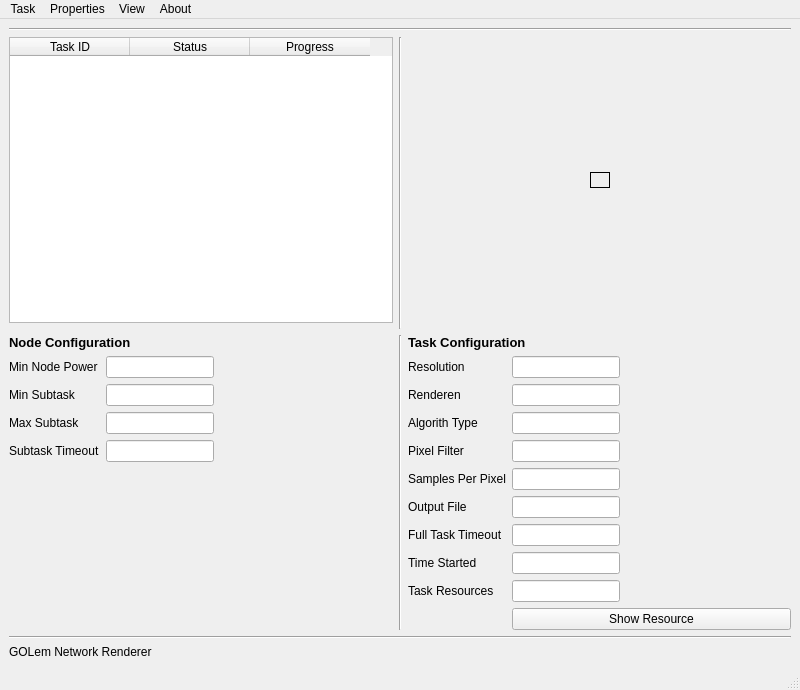
Old version of the form poc/golemPy/examples/gnr/ui/MainWindow.ui in the repository golemfactory/clay.
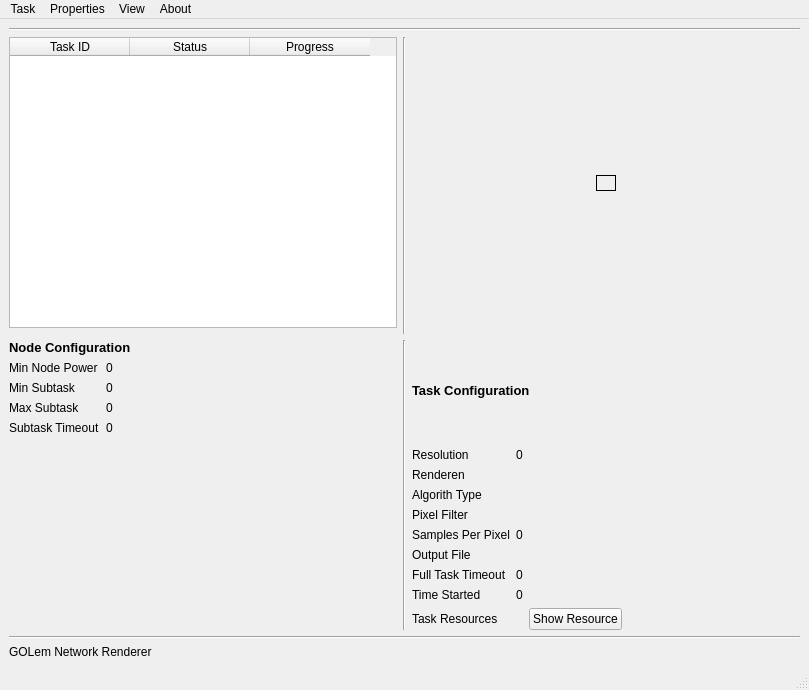
New version of the form.

Commit message: -rejestrowanie danych dla gui.

Diff of the .ui file:
```diff
--- a/poc/golemPy/examples/gnr/ui/MainWindow.ui
+++ b/poc/golemPy/examples/gnr/ui/MainWindow.ui
@@ -6,7 +6,7 @@
    <rect>
     <x>0</x>
     <y>0</y>
-    <width>800</width>
+    <width>809</width>
     <height>690</height>
    </rect>
   </property>
@@ -159,22 +159,6 @@
             </property>
            </widget>
           </item>
-          <item row="0" column="1">
-           <widget class="QLineEdit" name="resolution">
-            <property name="enabled">
-             <bool>true</bool>
-            </property>
-            <property name="sizePolicy">
-             <sizepolicy hsizetype="Fixed" vsizetype="Fixed">
-              <horstretch>0</horstretch>
-              <verstretch>0</verstretch>
-             </sizepolicy>
-            </property>
-            <property name="readOnly">
-             <bool>true</bool>
-            </property>
-           </widget>
-          </item>
           <item row="1" column="0">
            <widget class="QLabel" name="label_8">
             <property name="text">
@@ -182,22 +166,6 @@
             </property>
            </widget>
           </item>
-          <item row="1" column="1">
-           <widget class="QLineEdit" name="renderer">
-            <property name="enabled">
-             <bool>true</bool>
-            </property>
-            <property name="sizePolicy">
-             <sizepolicy hsizetype="Fixed" vsizetype="Fixed">
-              <horstretch>0</horstretch>
-              <verstretch>0</verstretch>
-             </sizepolicy>
-            </property>
-            <property name="readOnly">
-             <bool>true</bool>
-            </property>
-           </widget>
-          </item>
           <item row="2" column="0">
            <widget class="QLabel" name="label_9">
             <property name="text">
@@ -205,22 +173,6 @@
             </property>
            </widget>
           </item>
-          <item row="2" column="1">
-           <widget class="QLineEdit" name="algorithType">
-            <property name="enabled">
-             <bool>true</bool>
-            </property>
-            <property name="sizePolicy">
-             <sizepolicy hsizetype="Fixed" vsizetype="Fixed">
-              <horstretch>0</horstretch>
-              <verstretch>0</verstretch>
-             </sizepolicy>
-            </property>
-            <property name="readOnly">
-             <bool>true</bool>
-            </property>
-           </widget>
-          </item>
           <item row="3" column="0">
            <widget class="QLabel" name="label_10">
             <property name="text">
@@ -228,22 +180,6 @@
             </property>
            </widget>
           </item>
-          <item row="3" column="1">
-           <widget class="QLineEdit" name="pixelFilter">
-            <property name="enabled">
-             <bool>true</bool>
-            </property>
-            <property name="sizePolicy">
-             <sizepolicy hsizetype="Fixed" vsizetype="Fixed">
-              <horstretch>0</horstretch>
-              <verstretch>0</verstretch>
-             </sizepolicy>
-            </property>
-            <property name="readOnly">
-             <bool>true</bool>
-            </property>
-           </widget>
-          </item>
           <item row="4" column="0">
            <widget class="QLabel" name="label_11">
             <property name="text">
@@ -251,22 +187,6 @@
             </property>
            </widget>
           </item>
-          <item row="4" column="1">
-           <widget class="QLineEdit" name="samplesPerPixel">
-            <property name="enabled">
-             <bool>true</bool>
-            </property>
-            <property name="sizePolicy">
-             <sizepolicy hsizetype="Fixed" vsizetype="Fixed">
-              <horstretch>0</horstretch>
-              <verstretch>0</verstretch>
-             </sizepolicy>
-            </property>
-            <property name="readOnly">
-             <bool>true</bool>
-            </property>
-           </widget>
-          </item>
           <item row="5" column="0">
            <widget class="QLabel" name="label_12">
             <property name="text">
@@ -274,45 +194,13 @@
             </property>
            </widget>
           </item>
-          <item row="5" column="1">
-           <widget class="QLineEdit" name="outputFile">
-            <property name="enabled">
-             <bool>true</bool>
-            </property>
-            <property name="sizePolicy">
-             <sizepolicy hsizetype="Fixed" vsizetype="Fixed">
-              <horstretch>0</horstretch>
-              <verstretch>0</verstretch>
-             </sizepolicy>
-            </property>
-            <property name="readOnly">
-             <bool>true</bool>
-            </property>
-           </widget>
-          </item>
           <item row="6" column="0">
-           <widget class="QLabel" name="label_15">
+           <widget class="QLabel" name="fullTaskTimeout">
             <property name="text">
              <string>Full Task Timeout</string>
             </property>
            </widget>
           </item>
-          <item row="6" column="1">
-           <widget class="QLineEdit" name="fullTaskTimeout">
-            <property name="enabled">
-             <bool>true</bool>
-            </property>
-            <property name="sizePolicy">
-             <sizepolicy hsizetype="Fixed" vsizetype="Fixed">
-              <horstretch>0</horstretch>
-              <verstretch>0</verstretch>
-             </sizepolicy>
-            </property>
-            <property name="readOnly">
-             <bool>true</bool>
-            </property>
-           </widget>
-          </item>
           <item row="7" column="0">
            <widget class="QLabel" name="label_16">
             <property name="text">
@@ -320,22 +208,6 @@
             </property>
            </widget>
           </item>
-          <item row="7" column="1">
-           <widget class="QLineEdit" name="timeStarted">
-            <property name="enabled">
-             <bool>true</bool>
-            </property>
-            <property name="sizePolicy">
-             <sizepolicy hsizetype="Fixed" vsizetype="Fixed">
-              <horstretch>0</horstretch>
-              <verstretch>0</verstretch>
-             </sizepolicy>
-            </property>
-            <property name="readOnly">
-             <bool>true</bool>
-            </property>
-           </widget>
-          </item>
           <item row="8" column="0">
            <widget class="QLabel" name="label_14">
             <property name="text">
@@ -343,28 +215,92 @@
             </property>
            </widget>
           </item>
+          <item row="0" column="1">
+           <widget class="QLabel" name="resolution">
+            <property name="text">
+             <string>0</string>
+            </property>
+           </widget>
+          </item>
+          <item row="1" column="1">
+           <widget class="QLabel" name="renderer">
+            <property name="text">
+             <string/>
+            </property>
+           </widget>
+          </item>
+          <item row="2" column="1">
+           <widget class="QLabel" name="algorithmType">
+            <property name="text">
+             <string/>
+            </property>
+           </widget>
+          </item>
+          <item row="3" column="1">
+           <widget class="QLabel" name="pixelFilter">
+            <property name="text">
+             <string/>
+            </property>
+           </widget>
+          </item>
+          <item row="4" column="1">
+           <widget class="QLabel" name="samplesPerPixel">
+            <property name="text">
+             <string>0</string>
+            </property>
+           </widget>
+          </item>
+          <item row="5" column="1">
+           <widget class="QLabel" name="outputFile">
+            <property name="text">
+             <string/>
+            </property>
+           </widget>
+          </item>
+          <item row="6" column="1">
+           <widget class="QLabel" name="fullTaskTimeout_2">
+            <property name="text">
+             <string>0</string>
+            </property>
+           </widget>
+          </item>
+          <item row="7" column="1">
+           <widget class="QLabel" name="timeStarted">
+            <property name="text">
+             <string>0</string>
+            </property>
+           </widget>
+          </item>
           <item row="8" column="1">
-           <widget class="QLineEdit" name="taskResources">
-            <property name="enabled">
-             <bool>true</bool>
-            </property>
-            <property name="sizePolicy">
-             <sizepolicy hsizetype="Fixed" vsizetype="Fixed">
-              <horstretch>0</horstretch>
-              <verstretch>0</verstretch>
-             </sizepolicy>
-            </property>
-            <property name="readOnly">
-             <bool>true</bool>
-            </property>
-           </widget>
-          </item>
-          <item row="9" column="1">
-           <widget class="QPushButton" name="showResourceButton">
-            <property name="text">
-             <string>Show Resource</string>
-            </property>
-           </widget>
+           <layout class="QHBoxLayout" name="horizontalLayout_3">
+            <item>
+             <widget class="QLabel" name="taskResource">
+              <property name="text">
+               <string/>
+              </property>
+             </widget>
+            </item>
+            <item>
+             <widget class="QPushButton" name="showResourceButton">
+              <property name="text">
+               <string>Show Resource</string>
+              </property>
+             </widget>
+            </item>
+            <item>
+             <spacer name="horizontalSpacer">
+              <property name="orientation">
+               <enum>Qt::Horizontal</enum>
+              </property>
+              <property name="sizeHint" stdset="0">
+               <size>
+                <width>40</width>
+                <height>20</height>
+               </size>
+              </property>
+             </spacer>
+            </item>
+           </layout>
           </item>
          </layout>
         </item>
@@ -401,22 +337,6 @@
             </property>
            </widget>
           </item>
-          <item row="1" column="1">
-           <widget class="QLineEdit" name="minSubtask">
-            <property name="enabled">
-             <bool>true</bool>
-            </property>
-            <property name="sizePolicy">
-             <sizepolicy hsizetype="Fixed" vsizetype="Fixed">
-              <horstretch>0</horstretch>
-              <verstretch>0</verstretch>
-             </sizepolicy>
-            </property>
-            <property name="readOnly">
-             <bool>true</bool>
-            </property>
-           </widget>
-          </item>
           <item row="2" column="0">
            <widget class="QLabel" name="label_2">
             <property name="text">
@@ -424,22 +344,6 @@
             </property>
            </widget>
           </item>
-          <item row="2" column="1">
-           <widget class="QLineEdit" name="maxSubtask">
-            <property name="enabled">
-             <bool>true</bool>
-            </property>
-            <property name="sizePolicy">
-             <sizepolicy hsizetype="Fixed" vsizetype="Fixed">
-              <horstretch>0</horstretch>
-              <verstretch>0</verstretch>
-             </sizepolicy>
-            </property>
-            <property name="readOnly">
-             <bool>true</bool>
-            </property>
-           </widget>
-          </item>
           <item row="3" column="0">
            <widget class="QLabel" name="label_5">
             <property name="text">
@@ -447,38 +351,31 @@
             </property>
            </widget>
           </item>
-          <item row="3" column="1">
-           <widget class="QLineEdit" name="subtaskTimeout">
-            <property name="enabled">
-             <bool>true</bool>
-            </property>
-            <property name="sizePolicy">
-             <sizepolicy hsizetype="Fixed" vsizetype="Fixed">
-              <horstretch>0</horstretch>
-              <verstretch>0</verstretch>
-             </sizepolicy>
-            </property>
-            <property name="readOnly">
-             <bool>true</bool>
-            </property>
-           </widget>
-          </item>
           <item row="0" column="1">
-           <widget class="QLineEdit" name="minNodePower">
-            <property name="enabled">
-             <bool>true</bool>
+           <widget class="QLabel" name="minNodePower">
+            <property name="text">
+             <string>0</string>
             </property>
-            <property name="sizePolicy">
-             <sizepolicy hsizetype="Fixed" vsizetype="Fixed">
-              <horstretch>0</horstretch>
-              <verstretch>0</verstretch>
-             </sizepolicy>
+           </widget>
+          </item>
+          <item row="1" column="1">
+           <widget class="QLabel" name="minSubtask">
+            <property name="text">
+             <string>0</string>
             </property>
-            <property name="alignment">
-             <set>Qt::AlignRight|Qt::AlignTrailing|Qt::AlignVCenter</set>
+           </widget>
+          </item>
+          <item row="2" column="1">
+           <widget class="QLabel" name="maxSubtask">
+            <property name="text">
+             <string>0</string>
             </property>
-            <property name="readOnly">
-             <bool>true</bool>
+           </widget>
+          </item>
+          <item row="3" column="1">
+           <widget class="QLabel" name="subtaskTimeout">
+            <property name="text">
+             <string>0</string>
             </property>
            </widget>
           </item>
@@ -645,7 +542,7 @@
     <rect>
      <x>0</x>
      <y>0</y>
-     <width>800</width>
+     <width>809</width>
      <height>21</height>
     </rect>
    </property>
```
Left out of the diff: 11 changed lines with no effect on the pictures. The commit also changes 6 other files.
